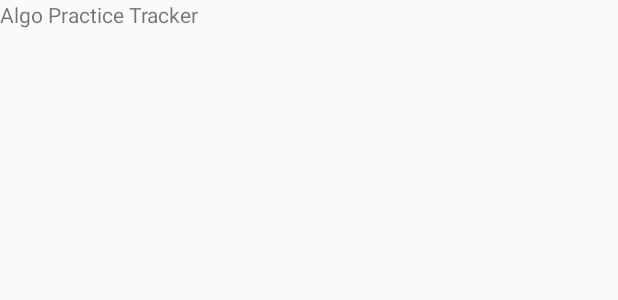
After one commit to MinuraIddamalgoda/AlgoPracticeTracker, an Android app: the layout fragment_dialog.xml on its own in the app's theme, with its tools: preview values and no code run, on a phone screen of 412 x 824 dp. The commit adds this screen. Shown: the top 300 px of the screen. Run offline under Robolectric (Android 15) with nearby library versions, the phone set to English and light mode, and no system bars.

Commit message:
adding every other file, something went wrong in adding files in the first two pushes

```diff
--- a/app/src/main/java/com/iddamal/min/algopracticetracker/SummaryActivity.java
+++ b/app/src/main/java/com/iddamal/min/algopracticetracker/SummaryActivity.java
@@ -3,6 +3,8 @@ package com.iddamal.min.algopracticetracker;
 import android.os.Bundle;
 import android.support.design.widget.FloatingActionButton;
 import android.support.design.widget.Snackbar;
+import android.support.v4.app.*;
+import android.support.v4.app.DialogFragment;
 import android.support.v7.app.AppCompatActivity;
 import android.support.v7.widget.Toolbar;
 import android.view.View;
@@ -22,6 +24,8 @@ public class SummaryActivity extends AppCompatActivity {
         fab.setOnClickListener(new View.OnClickListener() {
             @Override
             public void onClick(View view) {
+
+                android.support.v4.app.DialogFragment dialogFragment = new DialogFragment();
 
             }
         });
--- /dev/null
+++ b/app/src/main/res/layout/fragment_dialog.xml
@@ -0,0 +1,11 @@
+<?xml version="1.0" encoding="utf-8"?>
+<LinearLayout xmlns:android="http://schemas.android.com/apk/res/android"
+    android:orientation="vertical" android:layout_width="match_parent"
+    android:layout_height="match_parent">
+
+    <TextView
+        android:text="@string/app_name"
+        android:layout_width="wrap_content"
+        android:layout_height="wrap_content" />
+
+</LinearLayout>
```
Also changed, not shown: app/src/main/java/com/iddamal/min/algopracticetracker/DialogFragment.java (+19 -2 lines).
